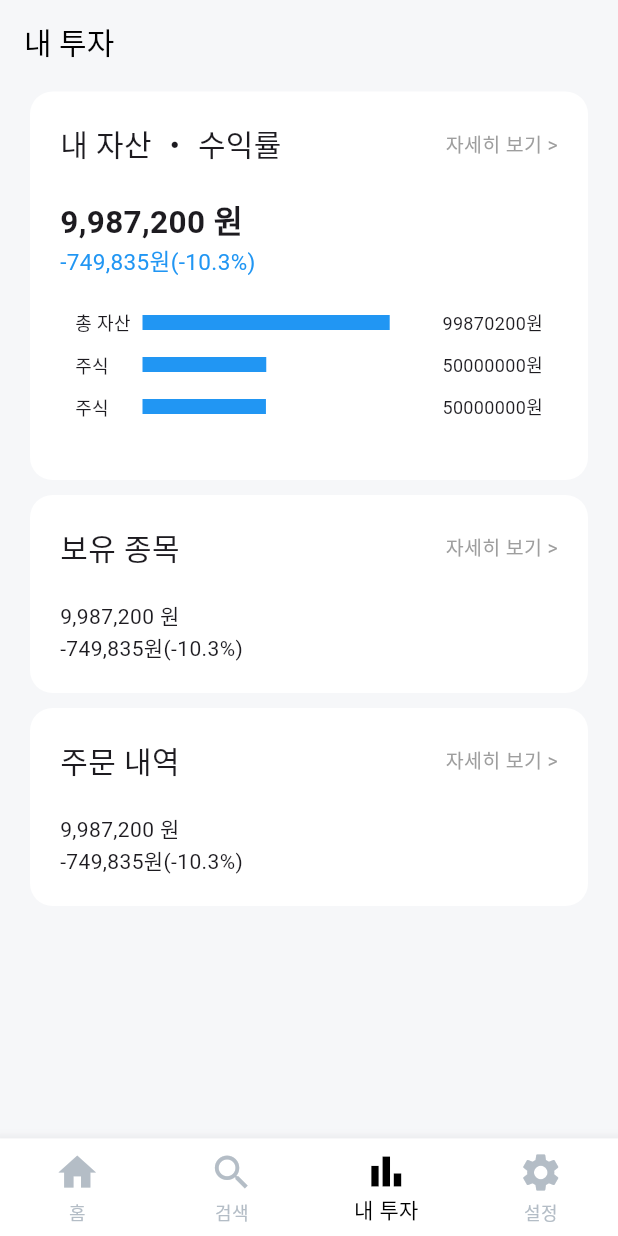
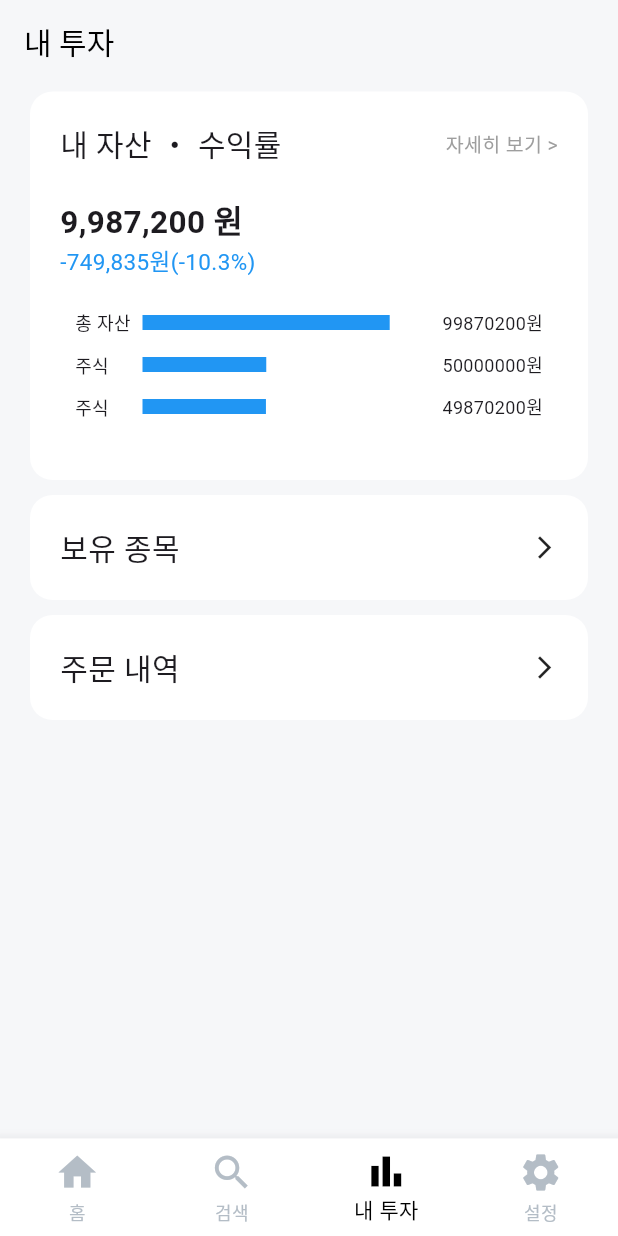
Before and after one commit to seo0o519/StocklyApp, a Flutter app: the screen it shows after launch, item 3 of the bottom bar chosen, on a phone screen of 412 x 824 dp. Run offline on Flutter 3.47's test engine with Material 3 defaults, Android fonts, the phone set to English and light mode, and no system bars; our stand-ins replace flutter_svg; missing offline and left inert: candlesticks.

Commit message:
design: 내 투자 페이지 디자인 수정

```diff
--- a/lib/screens/my_invest.dart
+++ b/lib/screens/my_invest.dart
@@ -58,7 +58,14 @@ class MyInvestScreen extends StatelessWidget {
                 ),
 
                 // 보유 종목
-                Container(
+                GestureDetector(
+                    onTap: (){
+                      Navigator.push(
+                          context,
+                          MaterialPageRoute(builder: (context) => Holdings())
+                      );
+                    },
+                    child: Container(
                         decoration: BoxDecoration(
                           borderRadius: BorderRadius.circular(15),
                           color: Colors.white,
@@ -77,26 +84,23 @@ class MyInvestScreen extends StatelessWidget {
                                 mainAxisAlignment: MainAxisAlignment.spaceBetween,
                                 children: [
                                   Text("보유 종목", style: TextStyle(fontSize: 20)),
+                                  Icon(Icons.arrow_forward_ios, size: 18),
+                                ],
+                              )
+                            ]
+                        )
+                    ),
+                ),
+
+                // 주문 내역
                 GestureDetector(
                   onTap: (){
                     Navigator.push(
                         context,
-                                      MaterialPageRoute(builder: (context) => Holdings())
+                        MaterialPageRoute(builder: (context) => OrderHistory())
                     );
                   },
-                                child: Text("자세히 보기 >", style: TextStyle(fontSize: 13, color: Colors.grey)),
-                              ),
-                            ],
-                          ),
-                          SizedBox(height: 20),
-                          Text("9,987,200 원"),
-                          Text("-749,835원(-10.3%)")
-                        ]
-                    )
-                ),
-
-                // 주문 내역
-                Container(
+                  child: Container(
                       decoration: BoxDecoration(
                         borderRadius: BorderRadius.circular(15),
                         color: Colors.white,
@@ -115,22 +119,12 @@ class MyInvestScreen extends StatelessWidget {
                               mainAxisAlignment: MainAxisAlignment.spaceBetween,
                               children: [
                                 Text("주문 내역", style: TextStyle(fontSize: 20)),
-                              GestureDetector(
-                                onTap: (){
-                                  Navigator.push(
-                                      context,
-                                      MaterialPageRoute(builder: (context) => OrderHistory())
-                                  );
-                                },
-                                child: Text("자세히 보기 >", style: TextStyle(fontSize: 13, color: Colors.grey)),
-                              ),
+                                Icon(Icons.arrow_forward_ios, size: 18),
                               ],
-                          ),
-                          SizedBox(height: 20),
-                          Text("9,987,200 원"),
-                          Text("-749,835원(-10.3%)")
+                            )
                           ]
                       )
+                  ),
                 ),
               ]
             ),
--- a/lib/widgets/assets_chart.dart
+++ b/lib/widgets/assets_chart.dart
@@ -81,7 +81,7 @@ class _AssetsChartState extends State<AssetsChart> {
                 ),
               ),
               Spacer(), // Spacer로 남은 공간을 채워 오른쪽 텍스트를 끝으로 보냄
-              Text('$stock원', style: TextStyle(fontSize: 12)),
+              Text('$cash원', style: TextStyle(fontSize: 12)),
             ],
           ),
         ],
```
Lines whose indentation alone changed are shown as unchanged.
